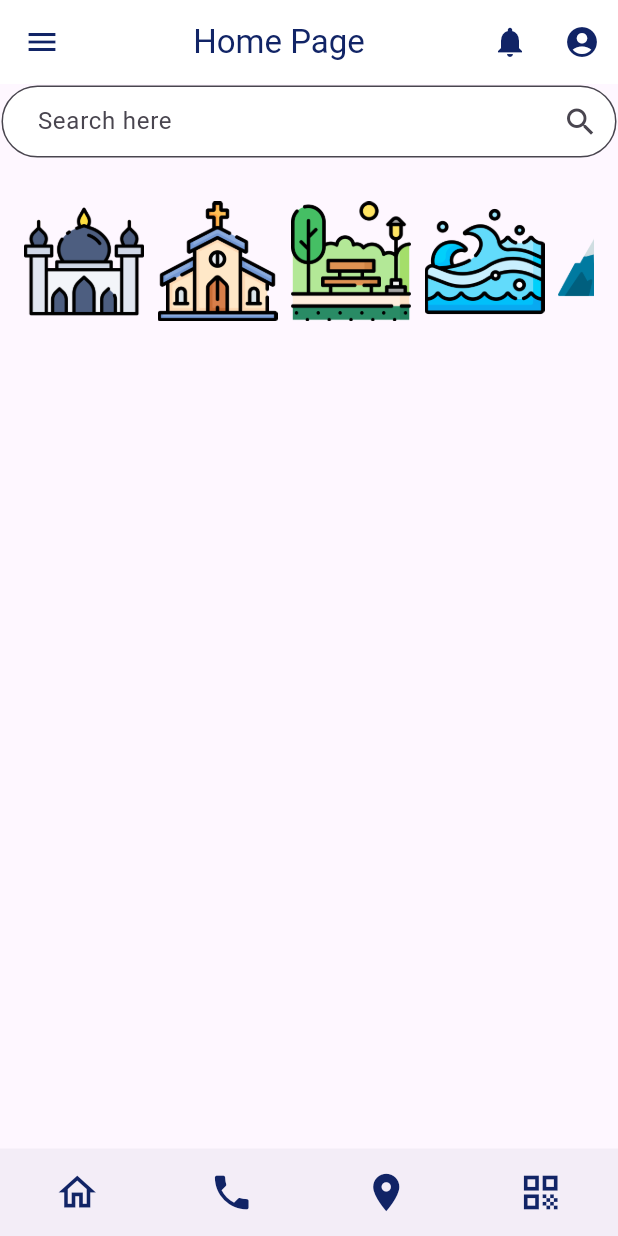
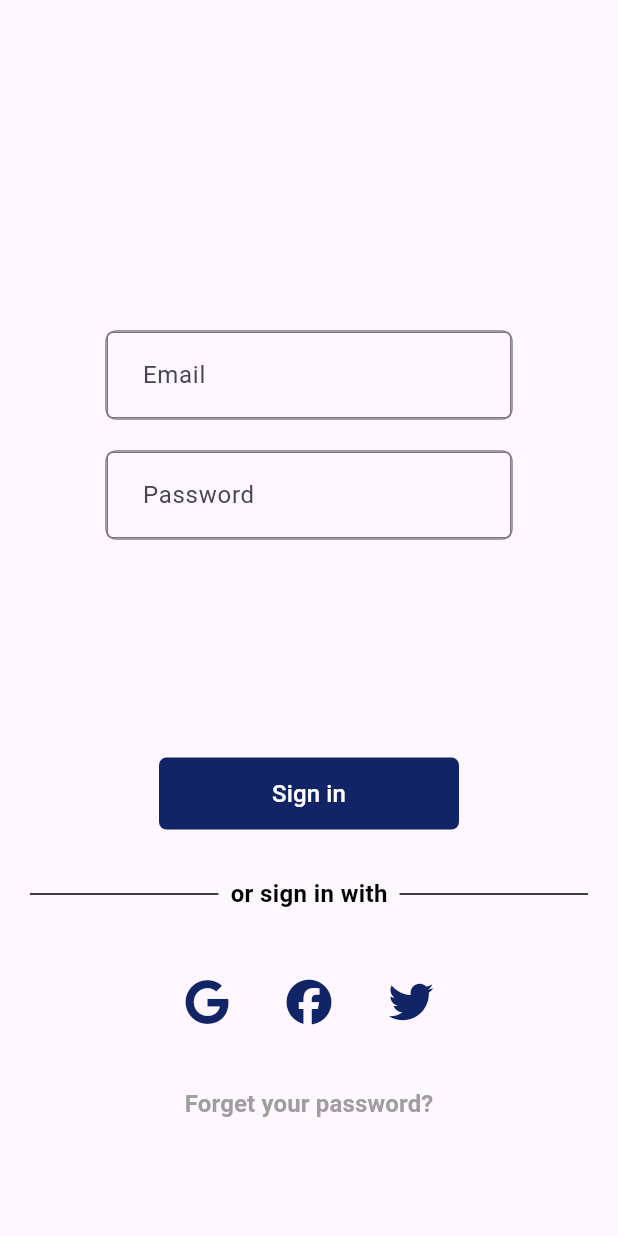
Before and after one commit to AlSindebad/Al_Sindebad, a Flutter app: the screen it shows after launch, on a phone screen of 412 x 824 dp. Run offline on Flutter 3.47's test engine with Material 3 defaults, Android fonts, the phone set to English and light mode, and no system bars; our stand-ins replace cloud_firestore, email_validator, firebase_auth, firebase_core, flutter_map, font_awesome_flutter and 3 more; missing offline and left inert: flutter_facebook_auth, qr_code_scanner; accounts and stored records are empty; generated files the repository leaves out were written again.

Commit message:
sign-in-forms

```diff
--- a/alsindebad/lib/main.dart
+++ b/alsindebad/lib/main.dart
@@ -6,8 +6,10 @@ import 'package:firebase_core/firebase_core.dart';
 import 'package:cloud_firestore/cloud_firestore.dart';
 import 'package:flutter/material.dart';
 import 'package:alsindebad/views/screens/palce_info.dart';
+import 'package:alsindebad/views/screens/emergancy_call.dart';
+import 'package:alsindebad/views/screens/signin.dart';
 
-import 'package:alsindebad/views/screens/emergancy_call.dart';
+
  void main() async {
   WidgetsFlutterBinding.ensureInitialized();
   try {
@@ -27,16 +29,20 @@ import 'package:alsindebad/views/screens/emergancy_call.dart';
   runApp(MyApp());
 }
 
-  class MyApp extends StatelessWidget {
-    @override
-    Widget build(BuildContext context) {
+class MyApp extends StatelessWidget {
+  @override
+  Widget build(BuildContext context) {
     return MaterialApp(
       title: 'Firebase Auth Example',
-      home: Home(),
       debugShowCheckedModeBanner: false,
+      initialRoute: '/',
+      routes: {
+        '/': (context) => SignIn(title: 'Sign in'),
+        '/Home': (context) => Home(),
+      },
     );
-   }
   }
+}
 
 class MyHomePage extends StatelessWidget {
   @override
--- /dev/null
+++ b/alsindebad/lib/viewmodel/signin_viewmodel.dart
@@ -0,0 +1,94 @@
+import 'package:firebase_auth/firebase_auth.dart';
+import 'package:flutter/material.dart';
+import 'package:cloud_firestore/cloud_firestore.dart';
+import 'package:google_sign_in/google_sign_in.dart';
+import 'package:flutter_facebook_auth/flutter_facebook_auth.dart';
+
+class SignInViewModel extends ChangeNotifier {
+  final FirebaseAuth _auth = FirebaseAuth.instance;
+  final FirebaseFirestore _firestore = FirebaseFirestore.instance;
+  final GoogleSignIn _googleSignIn = GoogleSignIn();
+
+  Future<String?> signIn(String email, String password) async {
+    try {
+      final UserCredential userCredential = await _auth.signInWithEmailAndPassword(
+        email: email,
+        password: password,
+      );
+
+      // Save user data to Firestore
+      await _firestore.collection('users').doc(userCredential.user!.uid).set({
+        'email': email,
+        'signInMethod': 'Email',
+      });
+
+      // Notify listeners that sign in was successful
+      notifyListeners();
+      return null; // Returning null means success
+    } catch (e) {
+      print('Sign in error: $e');
+      return e.toString(); // Returning the error message
+    }
+  }
+
+  Future<String?> signInWithGoogle() async {
+    try {
+      final GoogleSignInAccount? googleUser = await _googleSignIn.signIn();
+      if (googleUser == null) {
+        return 'Google sign in aborted';
+      }
+
+      final GoogleSignInAuthentication googleAuth = await googleUser.authentication;
+      final AuthCredential credential = GoogleAuthProvider.credential(
+        accessToken: googleAuth.accessToken,
+        idToken: googleAuth.idToken,
+      );
+
+      final UserCredential userCredential = await _auth.signInWithCredential(credential);
+
+      // Save user data to Firestore
+      await _firestore.collection('users').doc(userCredential.user!.uid).set({
+        'email': userCredential.user!.email,
+        'signInMethod': 'Google',
+      });
+
+      // Notify listeners that sign in was successful
+      notifyListeners();
+      return null; // Returning null means success
+    } catch (e) {
+      print('Google sign in error: $e');
+      return e.toString(); // Returning the error message
+    }
+  }
+
+  Future<String?> signInWithFacebook() async {
+    try {
+      final LoginResult result = await FacebookAuth.instance.login();
+      if (result.status == LoginStatus.success) {
+        final AccessToken? accessToken = result.accessToken;
+        if (accessToken != null) {
+          final AuthCredential credential = FacebookAuthProvider.credential(accessToken.token);
+
+          final UserCredential userCredential = await _auth.signInWithCredential(credential);
+
+          // Save user data to Firestore
+          await _firestore.collection('users').doc(userCredential.user!.uid).set({
+            'email': userCredential.user!.email,
+            'signInMethod': 'Facebook',
+          });
+
+          // Notify listeners that sign in was successful
+          notifyListeners();
+          return null; // Returning null means success
+        } else {
+          return 'Failed to get Facebook access token';
+        }
+      } else {
+        return 'Facebook sign in failed: ${result.status}';
+      }
+    } catch (e) {
+      print('Facebook sign in error: $e');
+      return e.toString(); // Returning the error message
+    }
+  }
+}
--- a/alsindebad/lib/views/screens/home.dart
+++ b/alsindebad/lib/views/screens/home.dart
@@ -1,5 +1,6 @@
 import 'package:alsindebad/data/models/place.dart';
 import 'package:alsindebad/views/screens/palce_info.dart';
+import 'package:firebase_auth/firebase_auth.dart';
 import 'package:flutter/material.dart';
 import '../../services/place_service.data.dart';
 import '../widgets/appBar.dart';
@@ -7,8 +8,10 @@ import '../widgets/categories_view.dart';
 import '../widgets/palce_card.dart';
 import '../widgets/search_component.dart';
 import '../widgets/tabBar.dart';
+import '../widgets/signin.dart';
 
 class Home extends StatelessWidget {
+
   final PlacesService placesService = PlacesService();
 
   Home({Key? key}) : super(key: key);
--- /dev/null
+++ b/alsindebad/lib/views/screens/signin.dart
@@ -0,0 +1,168 @@
+import 'package:flutter/material.dart';
+import '../widgets/largButton.dart';
+import 'package:font_awesome_flutter/font_awesome_flutter.dart';
+import '../widgets/signin.dart';
+import '../../viewmodel/signin_viewmodel.dart';
+
+
+class SignIn extends StatelessWidget {
+  final String title;
+  const SignIn({Key? key, required this.title}) : super(key: key);
+
+  @override
+  Widget build(BuildContext context) {
+    // Create an instance of SignInViewModel
+    final signInViewModel = SignInViewModel();
+    final signInForm = SignInForm(); // Create an instance of SignInForm
+
+    return Scaffold(
+      body: SingleChildScrollView(
+        child: Padding(
+          padding: EdgeInsets.symmetric(horizontal: 20.0, vertical: 20.0),
+          child: Column(
+            crossAxisAlignment: CrossAxisAlignment.stretch,
+            children: [
+              SizedBox(height: 100.0), // Add some space at the top
+              signInForm, // Use the instance of SignInForm here
+              SizedBox(height: 25.0),
+              // Sign In Button
+              Center(
+                child: LargButton(
+                  text: 'Sign in',
+                  onPressed: () async {
+                    if (signInForm.formKey.currentState!.validate()) {
+                      // Handle sign in action using SignInViewModel
+                      final errorMessage = await signInViewModel.signIn(
+                        signInForm.emailController.text,
+                        signInForm.passwordController.text,
+                      );
+                      if (errorMessage == null) {
+                        Navigator.pushNamed(context, '/Home');
+                      } else {
+                        // Show an error message if sign in fails
+                        ScaffoldMessenger.of(context).showSnackBar(
+                          SnackBar(content: Text('Sign in failed! $errorMessage')),
+                        );
+                      }
+                    }
+                  },
+                  backgroundColor: Color(0xFF112466),
+                  textColor: Colors.white,
+                  borderRadius: 5.0,
+                  padding: 10.0,
+                  fontSize: 16.0,
+                  width: 200.0, // Set a specific width for the button
+                  margin: 0.0, // Remove margin to centralize the button
+                ),
+              ),
+              SizedBox(height: 25.0),
+              // Social Sign-In Buttons
+              Row(
+                mainAxisAlignment: MainAxisAlignment.center,
+                children: <Widget>[
+                  Expanded(
+                    child: Divider(
+                      color: Colors.black,
+                      height: 36,
+                    ),
+                  ),
+                  Padding(
+                    padding: const EdgeInsets.symmetric(horizontal: 8.0),
+                    child: Text(
+                      'or sign in with',
+                      textAlign: TextAlign.center,
+                      style: TextStyle(
+                        color: Colors.black,
+                        fontSize: 16,
+                        fontWeight: FontWeight.bold,
+                      ),
+                    ),
+                  ),
+                  Expanded(
+                    child: Divider(
+                      color: Colors.black,
+                      height: 36,
+                    ),
+                  ),
+                ],
+              ),
+              SizedBox(height: 30.0),
+              Row(
+                mainAxisAlignment: MainAxisAlignment.center,
+                children: <Widget>[
+                  IconButton(
+                    icon: FaIcon(
+                      FontAwesomeIcons.google,
+                      size: 30,
+                    ),
+                    color: Color(0xFF112466),
+                    onPressed: () async {
+                      // Handle Google sign in
+                      final errorMessage = await signInViewModel.signInWithGoogle();
+                      if (errorMessage == null) {
+                        Navigator.pushNamed(context, '/Home');
+                      } else {
+                        // Show an error message if sign in fails
+                        ScaffoldMessenger.of(context).showSnackBar(
+                          SnackBar(content: Text('Google sign in failed! $errorMessage')),
+                        );
+                      }
+                    },
+                  ),
+                  SizedBox(width: 20.0),
+                  IconButton(
+                    icon: FaIcon(
+                      FontAwesomeIcons.facebook,
+                      size: 30,
+                    ),
+                    color: Color(0xFF112466),
+                    onPressed: () async {
+                      // Handle Facebook sign in
+                      final errorMessage = await signInViewModel.signInWithFacebook();
+                      if (errorMessage == null) {
+                        Navigator.pushNamed(context, '/Home');
+                      } else {
+                        // Show an error message if sign in fails
+                        ScaffoldMessenger.of(context).showSnackBar(
+                          SnackBar(content: Text('Facebook sign in failed! $errorMessage')),
+                        );
+                      }
+                    },
+                  ),
+                  SizedBox(width: 20.0),
+                  IconButton(
+                    icon: FaIcon(
+                      FontAwesomeIcons.twitter,
+                      size: 30,
+                    ),
+                    color: Color(0xFF112466),
+                    onPressed: () {
+                      // Handle Twitter sign in
+                    },
+                  ),
+                ],
+              ),
+              SizedBox(height: 20.0),
+              // Forget Password Text
+              Center(
+                child: TextButton(
+                  onPressed: () {
+                    // Handle forget password action
+                  },
+                  child: Text(
+                    'Forget your password?',
+                    style: TextStyle(
+                      color: Colors.grey,
+                      fontSize: 16,
+                      fontWeight: FontWeight.bold,
+                    ),
+                  ),
+                ),
+              ),
+            ],
+          ),
+        ),
+      ),
+    );
+  }
+}
--- a/alsindebad/lib/views/screens/signup.dart
+++ b/alsindebad/lib/views/screens/signup.dart
@@ -1,6 +1,5 @@
 import 'package:flutter/material.dart';
 import 'package:flutter_gen/gen_l10n/app_localizations.dart';
-
 import '../widgets/largButton.dart';
 import '../widgets/signup.dart';
 
--- a/alsindebad/lib/views/widgets/signin.dart
+++ b/alsindebad/lib/views/widgets/signin.dart
@@ -1,76 +1,89 @@
 import 'package:flutter/material.dart';
 
+
 class SignInForm extends StatefulWidget {
+  final TextEditingController emailController = TextEditingController();
+  final TextEditingController passwordController = TextEditingController();
+
+  // Getter to expose the form key
+  GlobalKey<FormState> get formKey => _SignInFormState._formKey;
+
   @override
-  _SignInFormState createState() => _SignInFormState ();
+  _SignInFormState createState() => _SignInFormState();
 }
 
 class _SignInFormState extends State<SignInForm> {
-  final _formKey = GlobalKey<FormState>();
-  String? phone, password;
+  static final _formKey = GlobalKey<FormState>();
 
   @override
   Widget build(BuildContext context) {
-
-    return Material(
+    return SingleChildScrollView(
+      padding: EdgeInsets.symmetric(horizontal: 50.0, vertical: 100.0),
       child: Form(
         key: _formKey,
-        child: SingleChildScrollView(
-          padding: EdgeInsets.symmetric(horizontal: 25.0, vertical: 50.0),
         child: Column(
           crossAxisAlignment: CrossAxisAlignment.stretch,
           children: <Widget>[
-
+            // Email Input
             Padding(
-                padding: const EdgeInsets.symmetric(horizontal: 20.0),
+              padding: const EdgeInsets.only(bottom: 20.0), // Add space between fields
               child: Container(
                 decoration: BoxDecoration(
-                    border: Border.all(color: Colors.white60),
+                  border: Border.all(color: Colors.grey), // Changed border color to match password input
                   borderRadius: BorderRadius.circular(8.0),
                 ),
                 child: TextFormField(
+                  controller: widget.emailController,
                   decoration: InputDecoration(
-                      labelText: 'Phone*',
-                      hintText: 'Input your phone number!',
+                    labelText: 'Email',
+                    hintText: 'Input your email!',
                     hintStyle: TextStyle(color: Colors.grey),
                     contentPadding: EdgeInsets.symmetric(horizontal: 20.0, vertical: 17.0),
                     border: OutlineInputBorder(),
                   ),
                   validator: (value) {
                     if (value == null || value.isEmpty) {
-                        return 'Please enter your phone number!';
+                      return 'Please enter your email!';
+                    } else if (!RegExp(r'^[^@]+@[^@]+\.[^@]+').hasMatch(value)) {
+                      return 'Please enter a valid email!';
                     }
                     return null;
                   },
-                    onSaved: (value) => phone = value,
                 ),
               ),
             ),
-              SizedBox(height: 40.0),
-
+            // Password Input
             Padding(
-                padding: const EdgeInsets.symmetric(horizontal: 20.0),
+              padding: const EdgeInsets.only(bottom: 20.0), // Add space below password input
               child: Container(
                 decoration: BoxDecoration(
                   border: Border.all(color: Colors.grey),
                   borderRadius: BorderRadius.circular(8.0),
                 ),
                 child: TextFormField(
+                  controller: widget.passwordController,
                   decoration: InputDecoration(
-                      labelText: 'Password*',
+                    labelText: 'Password',
                     hintText: 'Input your password!',
                     hintStyle: TextStyle(color: Colors.grey),
                     contentPadding: EdgeInsets.symmetric(horizontal: 20.0, vertical: 17.0),
                     border: OutlineInputBorder(),
                   ),
-                    onSaved: (value) => password = value,
+                  obscureText: true,
+                  validator: (value) {
+                    if (value == null || value.isEmpty) {
+                      return 'Please enter your password!';
+                    } else if (value.length < 6) {
+                      return 'Password must be at least 6 characters!';
+                    }
+                    return null;
+                  },
                 ),
               ),
             ),
           ],
         ),
       ),
-      ),
     );
   }
 }
```
Also changed, not shown: alsindebad/lib/views/widgets/smallButton.dart (+17 -28 lines), alsindebad/pubspec.yaml (+7 -1 lines), alsindebad/lib/views/widgets/mediumButton.dart (line endings or trailing spaces), 5 other files. Lines whose indentation alone changed are shown as unchanged.
